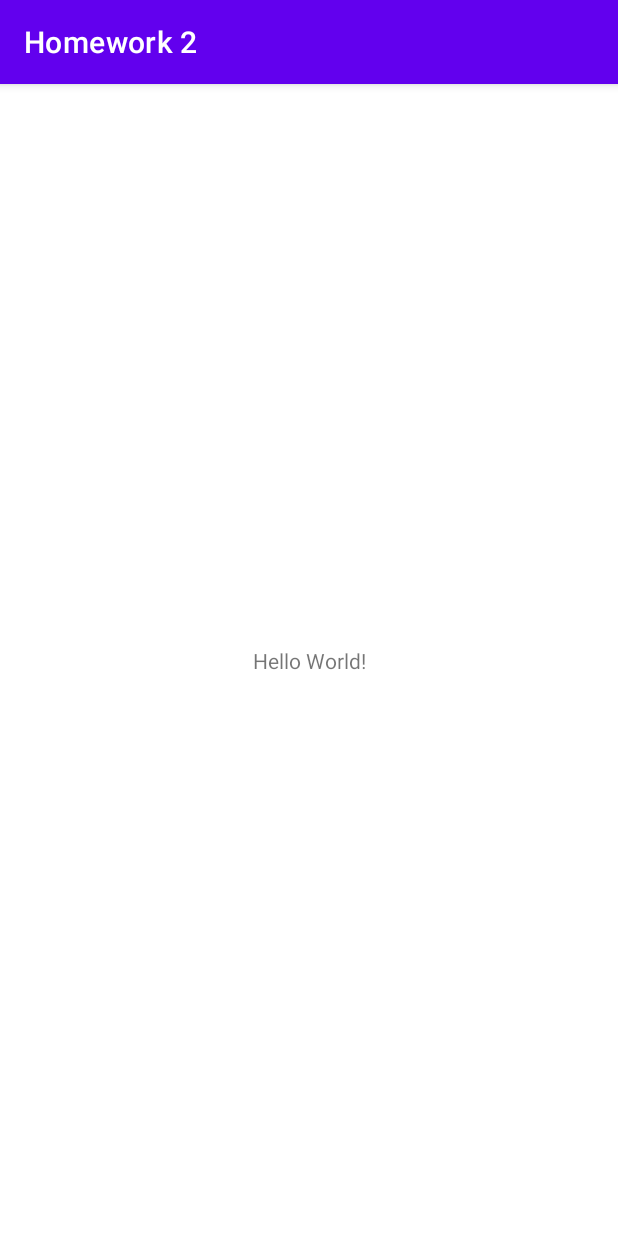
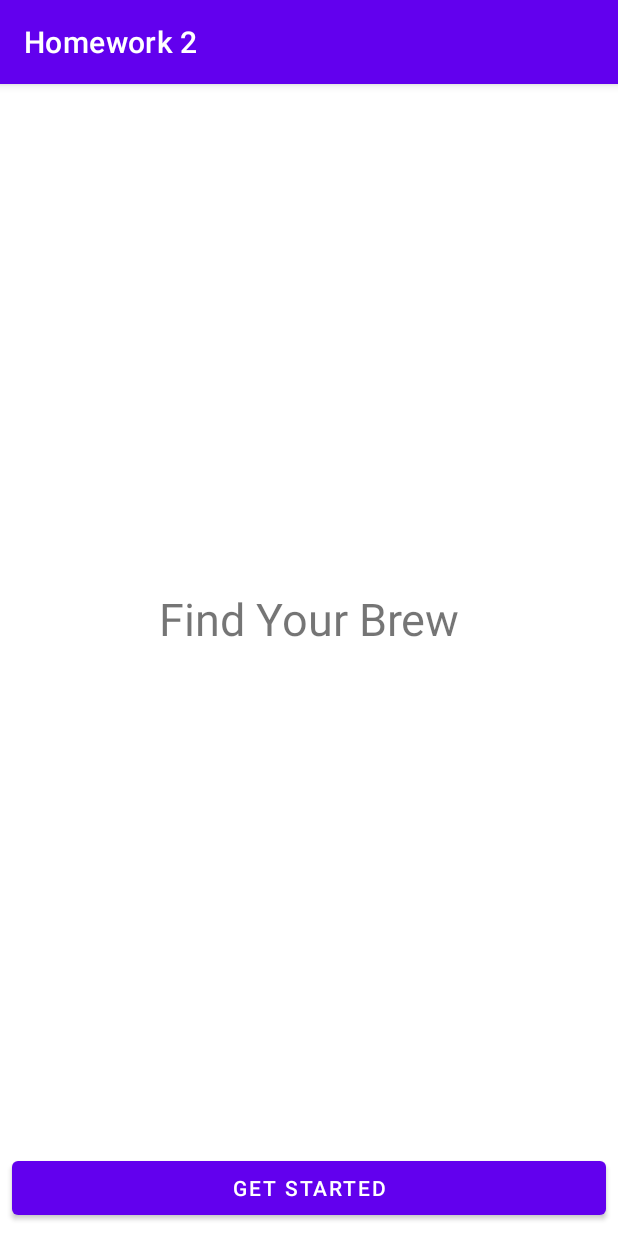
Before and after one commit to kreaselee/COMP371-homework2, an Android app: the screen it shows after launch (MainActivity), on a phone screen of 412 x 824 dp. Run offline under Robolectric (Android 15) with nearby library versions, the phone set to English and light mode, and no system bars.

Commit message:
Set up main activity

```diff
--- a/app/src/main/AndroidManifest.xml
+++ b/app/src/main/AndroidManifest.xml
@@ -18,6 +18,11 @@
                 <category android:name="android.intent.category.LAUNCHER" />
             </intent-filter>
         </activity>
+        <activity android:name=".SecondActivity"
+            android:parentActivityName=".MainActivity"
+            android:label="@string/second_activity">
+
+        </activity>
     </application>
 
 </manifest>
--- a/app/src/main/java/com/example/homework2/MainActivity.java
+++ b/app/src/main/java/com/example/homework2/MainActivity.java
@@ -2,13 +2,33 @@ package com.example.homework2;
 
 import androidx.appcompat.app.AppCompatActivity;
 
+import android.content.Intent;
 import android.os.Bundle;
+import android.view.View;
+import android.widget.Button;
 
 public class MainActivity extends AppCompatActivity {
+
+    private Button button_home;
 
     @Override
     protected void onCreate(Bundle savedInstanceState) {
         super.onCreate(savedInstanceState);
         setContentView(R.layout.activity_main);
+
+        button_home = findViewById(R.id.button_home);
+
+        button_home.setOnClickListener(new View.OnClickListener() {
+            @Override
+            public void onClick(View v) {
+                launchNextActivity(v);
+            }
+        });
+
+    }
+
+    public void launchNextActivity(View v){
+        Intent intent = new Intent(this, SecondActivity.class);
+        startActivityForResult(intent, 1);
     }
 }
--- a/app/src/main/res/layout/activity_main.xml
+++ b/app/src/main/res/layout/activity_main.xml
@@ -7,12 +7,26 @@
     tools:context=".MainActivity">
 
     <TextView
+        android:id="@+id/textView_home"
         android:layout_width="wrap_content"
         android:layout_height="wrap_content"
-        android:text="Hello World!"
-        app:layout_constraintBottom_toBottomOf="parent"
+        android:text="@string/textView_home"
+        android:textSize="30sp"
+        app:layout_constraintBottom_toTopOf="@+id/button_home"
         app:layout_constraintLeft_toLeftOf="parent"
         app:layout_constraintRight_toRightOf="parent"
         app:layout_constraintTop_toTopOf="parent" />
 
+    <Button
+        android:id="@+id/button_home"
+        android:layout_width="0dp"
+        android:layout_height="wrap_content"
+        android:layout_marginStart="8dp"
+        android:layout_marginEnd="8dp"
+        android:layout_marginBottom="8dp"
+        android:text="@string/button_home"
+        app:layout_constraintBottom_toBottomOf="parent"
+        app:layout_constraintEnd_toEndOf="parent"
+        app:layout_constraintStart_toStartOf="parent" />
+
 </androidx.constraintlayout.widget.ConstraintLayout>
--- /dev/null
+++ b/app/src/main/res/layout/activity_second.xml
@@ -0,0 +1,6 @@
+<?xml version="1.0" encoding="utf-8"?>
+<androidx.constraintlayout.widget.ConstraintLayout
+    xmlns:android="http://schemas.android.com/apk/res/android" android:layout_width="match_parent"
+    android:layout_height="match_parent">
+
+</androidx.constraintlayout.widget.ConstraintLayout>
--- a/app/src/main/res/values/strings.xml
+++ b/app/src/main/res/values/strings.xml
@@ -1,3 +1,11 @@
 <resources>
     <string name="app_name">Homework 2</string>
+    <string name="second_activity">Search</string>
+    <string name="third_activity">Results</string>
+    <string name="fourth_activity">More info</string>
+
+    <string name="textView_home">Find Your Brew</string>
+    <string name="button_home">Get started</string>
+
+
 </resources>
```
Also changed, not shown: app/src/main/java/com/example/homework2/SecondActivity.java (added, +16 -0 lines).
